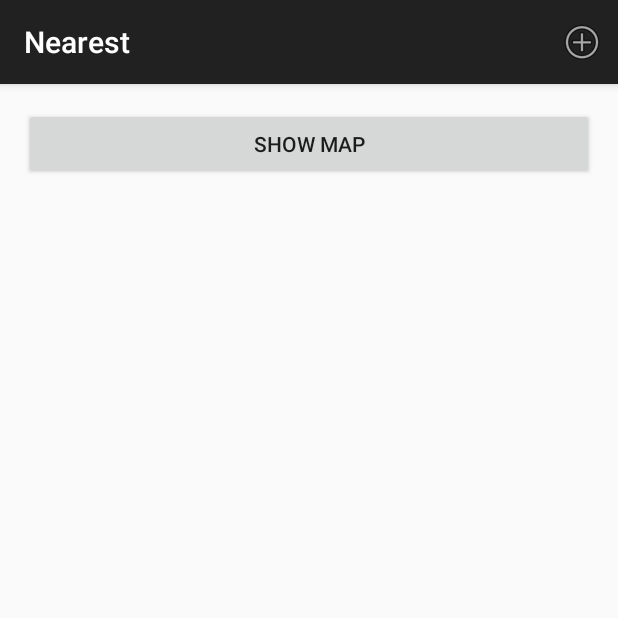
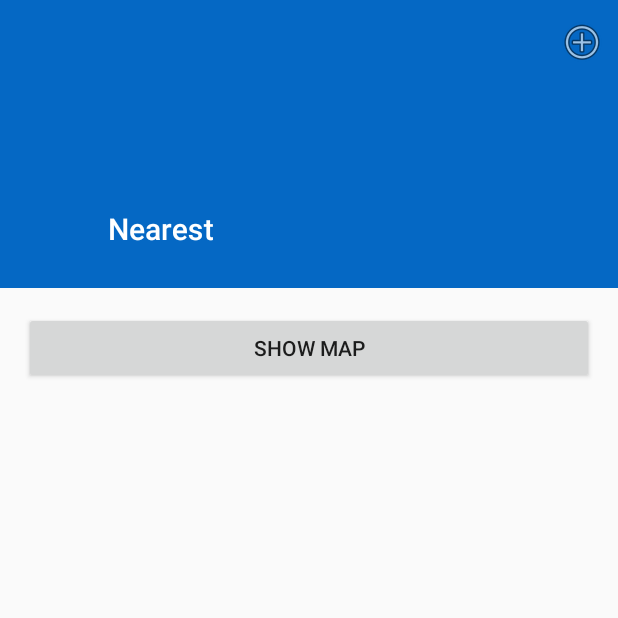
Before and after one commit to sam321pbs/Nearest, an Android app: the AddressesListActivity screen opened directly, with no data from a screen before it, on a phone screen of 412 x 824 dp, the top half of it. Run offline under Robolectric (Android 15) with nearby library versions, the phone set to English and light mode, and no system bars; libraries missing offline, so code that uses them is left out: com.squareup.okhttp.

Commit message:
feat: added toolbar as menu

```diff
--- a/app/src/main/java/com/example/sammengistu/nearest/activities/AddressesListActivity.java
+++ b/app/src/main/java/com/example/sammengistu/nearest/activities/AddressesListActivity.java
@@ -4,7 +4,9 @@ import com.example.sammengistu.nearest.R;
 
 import android.content.Intent;
 import android.os.Bundle;
+import android.support.design.widget.CollapsingToolbarLayout;
 import android.support.v7.app.AppCompatActivity;
+import android.support.v7.widget.Toolbar;
 
 
 public class AddressesListActivity extends AppCompatActivity {
@@ -13,6 +15,14 @@ public class AddressesListActivity extends AppCompatActivity {
     protected void onCreate(Bundle savedInstanceState) {
         super.onCreate(savedInstanceState);
         setContentView(R.layout.activity_addresses);
+
+        CollapsingToolbarLayout toolbarLayout = ((CollapsingToolbarLayout) findViewById(R.id.collapsing_toolBar));
+        toolbarLayout.setTitle(getResources().getString(R.string.app_name));
+
+        Toolbar myToolbar = (Toolbar) findViewById(R.id.toolbar);
+        setSupportActionBar(myToolbar);
+
+
     }
 
     @Override
--- a/app/src/main/res/layout/activity_addresses.xml
+++ b/app/src/main/res/layout/activity_addresses.xml
@@ -1,7 +1,52 @@
-<fragment xmlns:android="http://schemas.android.com/apk/res/android"
-    xmlns:tools="http://schemas.android.com/tools"
-    android:id="@+id/fragment"
-    android:name="com.example.sammengistu.nearest.fragments.AddressesListFragment"
-    android:layout_width="match_parent"
-    android:layout_height="match_parent"
-    tools:layout="@layout/fragment_list_addresses" />
+
+<android.support.design.widget.CoordinatorLayout
+        xmlns:android="http://schemas.android.com/apk/res/android"
+        xmlns:app="http://schemas.android.com/apk/res-auto"
+        android:layout_width="match_parent"
+        android:layout_height="match_parent"
+        xmlns:tools="http://schemas.android.com/tools">
+
+    <android.support.design.widget.AppBarLayout
+            android:layout_width="match_parent"
+            android:layout_height="192dp"
+            android:id="@+id/sam_actionBar"
+            android:background="@color/theme_primary">
+
+        <android.support.design.widget.CollapsingToolbarLayout
+                android:layout_width="match_parent"
+                android:layout_height="match_parent"
+                android:id="@+id/collapsing_toolBar"
+                app:collapsedTitleTextAppearance="@style/TextAppearance.AppCompat.Widget.ActionBar.Title.Inverse"
+                app:expandedTitleTextAppearance="@style/TextAppearance.AppCompat.Widget.ActionBar.Title.Inverse"
+                app:expandedTitleMarginStart="72dp"
+                app:contentScrim="?attr/colorPrimary"
+                app:layout_scrollFlags="scroll|exitUntilCollapsed">
+
+            <!--<ImageView-->
+                    <!--android:layout_width="wrap_content"-->
+                    <!--android:layout_height="wrap_content"-->
+                    <!--android:src="@drawable/logo"-->
+                    <!--app:layout_collapseMode="parallax"-->
+                    <!--android:scaleType="centerCrop"-->
+                    <!--android:contentDescription="@string/app_name"/>-->
+
+            <android.support.v7.widget.Toolbar
+                    android:id="@+id/toolbar"
+                    android:layout_width="match_parent"
+                    android:layout_height="?actionBarSize"
+                    android:theme="@style/ThemeOverlay.AppCompat.Dark.ActionBar"
+                    app:contentInsetStart="72dp"
+                    app:layout_collapseMode="pin"
+                    android:elevation="4dp"/>
+
+        </android.support.design.widget.CollapsingToolbarLayout>
+    </android.support.design.widget.AppBarLayout>
+
+    <fragment android:id="@+id/fragment"
+              app:layout_behavior="@string/appbar_scrolling_view_behavior"
+              android:name="com.example.sammengistu.nearest.fragments.AddressesListFragment"
+              android:layout_width="match_parent"
+              android:layout_height="match_parent"
+              tools:layout="@layout/fragment_list_addresses" />
+
+    </android.support.design.widget.CoordinatorLayout>
--- a/app/src/main/res/values/styles.xml
+++ b/app/src/main/res/values/styles.xml
@@ -1,7 +1,7 @@
 <resources>
 
     <!-- Base application theme. -->
-    <style name="AppTheme" parent="Theme.AppCompat.Light.DarkActionBar">
+    <style name="AppTheme" parent="Theme.AppCompat.Light.NoActionBar">
         <!-- Customize your theme here. -->
     </style>
 
```
Also changed, not shown: app/build.gradle (+8 -1 lines), app/src/main/java/com/example/sammengistu/nearest/fragments/AddressesListFragment.java (+33 -1 lines), app/src/main/res/menu/menu_address.xml (deleted, +0 -8 lines), app/src/main/res/menu/menu_welcome.xml (deleted, +0 -7 lines), app/src/main/res/values/colors.xml (added, +26 -0 lines), 1 other file.
